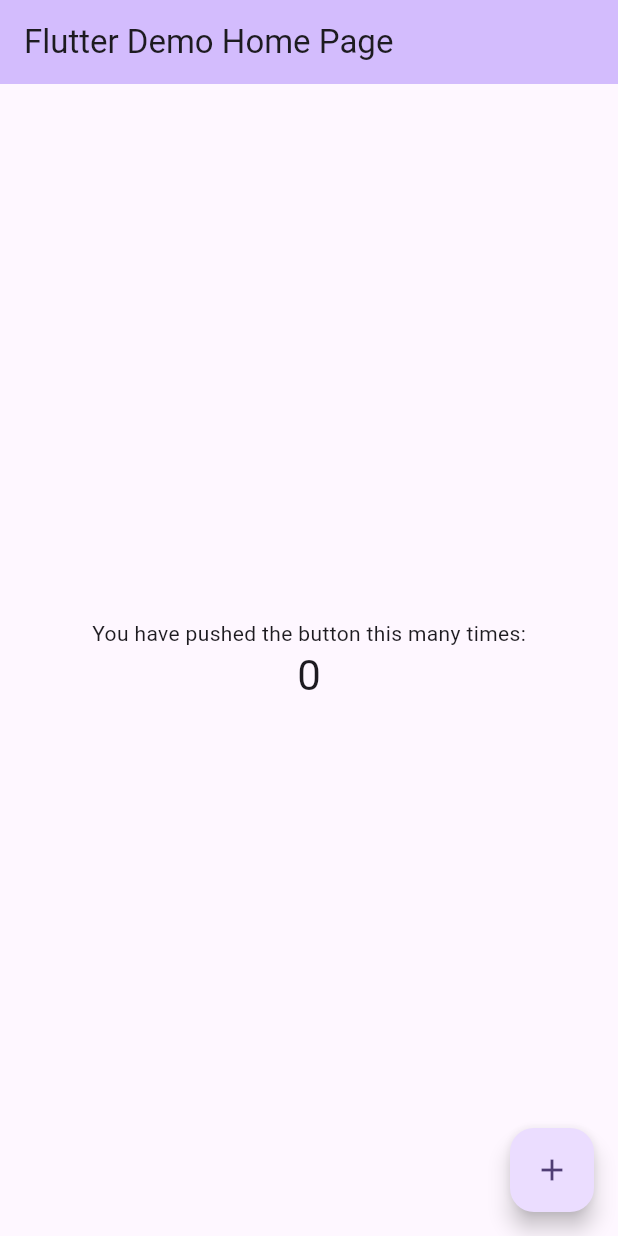
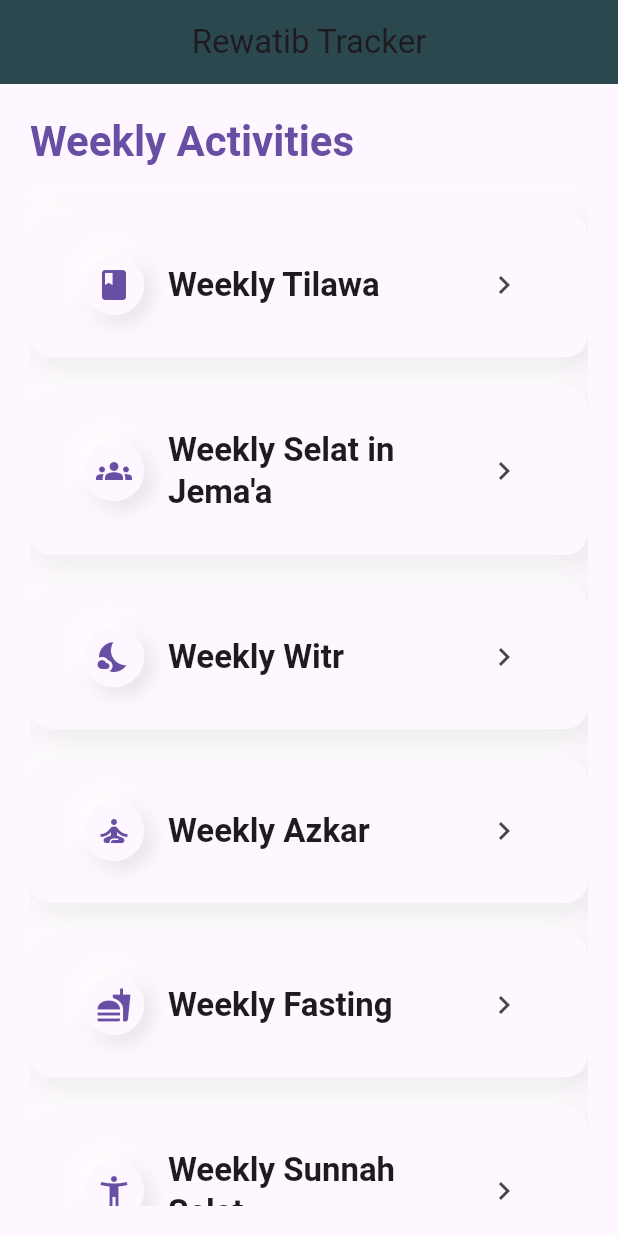
Before and after one commit to Khalid-212/ruwad_rewatib, a Flutter app: the screen it shows after launch, on a phone screen of 412 x 824 dp. Run offline on Flutter 3.47's test engine with Material 3 defaults, Android fonts, the light colour scheme and no system bars; our stand-ins replace firebase_core, go_router; accounts and stored records are empty.

Commit message:
home page | login page | signup page ui build

```diff
--- a/lib/main.dart
+++ b/lib/main.dart
@@ -1,125 +1,22 @@
 import 'package:flutter/material.dart';
+import 'package:provider/provider.dart';
+import 'package:ruwad_rewatib/providers/theme_provider.dart';
+import 'package:ruwad_rewatib/routes.dart';
 
 void main() {
-  runApp(const MyApp());
+  runApp(ChangeNotifierProvider(
+    create: (context) => ThemeProvider(),
+    child: const MurabiApp(),
+  ));
 }
 
-class MyApp extends StatelessWidget {
-  const MyApp({super.key});
+class MurabiApp extends StatelessWidget {
+  const MurabiApp({super.key});
 
-  // This widget is the root of your application.
   @override
   Widget build(BuildContext context) {
-    return MaterialApp(
-      title: 'Flutter Demo',
-      theme: ThemeData(
-        // This is the theme of your application.
-        //
-        // TRY THIS: Try running your application with "flutter run". You'll see
-        // the application has a purple toolbar. Then, without quitting the app,
-        // try changing the seedColor in the colorScheme below to Colors.green
-        // and then invoke "hot reload" (save your changes or press the "hot
-        // reload" button in a Flutter-supported IDE, or press "r" if you used
-        // the command line to start the app).
-        //
-        // Notice that the counter didn't reset back to zero; the application
-        // state is not lost during the reload. To reset the state, use hot
-        // restart instead.
-        //
-        // This works for code too, not just values: Most code changes can be
-        // tested with just a hot reload.
-        colorScheme: ColorScheme.fromSeed(seedColor: Colors.deepPurple),
-        useMaterial3: true,
-      ),
-      home: const MyHomePage(title: 'Flutter Demo Home Page'),
+    return MaterialApp.router(
+      routerConfig: router,
     );
   }
 }
-
-class MyHomePage extends StatefulWidget {
-  const MyHomePage({super.key, required this.title});
-
-  // This widget is the home page of your application. It is stateful, meaning
-  // that it has a State object (defined below) that contains fields that affect
-  // how it looks.
-
-  // This class is the configuration for the state. It holds the values (in this
-  // case the title) provided by the parent (in this case the App widget) and
-  // used by the build method of the State. Fields in a Widget subclass are
-  // always marked "final".
-
-  final String title;
-
-  @override
-  State<MyHomePage> createState() => _MyHomePageState();
-}
-
-class _MyHomePageState extends State<MyHomePage> {
-  int _counter = 0;
-
-  void _incrementCounter() {
-    setState(() {
-      // This call to setState tells the Flutter framework that something has
-      // changed in this State, which causes it to rerun the build method below
-      // so that the display can reflect the updated values. If we changed
-      // _counter without calling setState(), then the build method would not be
-      // called again, and so nothing would appear to happen.
-      _counter++;
-    });
-  }
-
-  @override
-  Widget build(BuildContext context) {
-    // This method is rerun every time setState is called, for instance as done
-    // by the _incrementCounter method above.
-    //
-    // The Flutter framework has been optimized to make rerunning build methods
-    // fast, so that you can just rebuild anything that needs updating rather
-    // than having to individually change instances of widgets.
-    return Scaffold(
-      appBar: AppBar(
-        // TRY THIS: Try changing the color here to a specific color (to
-        // Colors.amber, perhaps?) and trigger a hot reload to see the AppBar
-        // change color while the other colors stay the same.
-        backgroundColor: Theme.of(context).colorScheme.inversePrimary,
-        // Here we take the value from the MyHomePage object that was created by
-        // the App.build method, and use it to set our appbar title.
-        title: Text(widget.title),
-      ),
-      body: Center(
-        // Center is a layout widget. It takes a single child and positions it
-        // in the middle of the parent.
-        child: Column(
-          // Column is also a layout widget. It takes a list of children and
-          // arranges them vertically. By default, it sizes itself to fit its
-          // children horizontally, and tries to be as tall as its parent.
-          //
-          // Column has various properties to control how it sizes itself and
-          // how it positions its children. Here we use mainAxisAlignment to
-          // center the children vertically; the main axis here is the vertical
-          // axis because Columns are vertical (the cross axis would be
-          // horizontal).
-          //
-          // TRY THIS: Invoke "debug painting" (choose the "Toggle Debug Paint"
-          // action in the IDE, or press "p" in the console), to see the
-          // wireframe for each widget.
-          mainAxisAlignment: MainAxisAlignment.center,
-          children: <Widget>[
-            const Text(
-              'You have pushed the button this many times:',
-            ),
-            Text(
-              '$_counter',
-              style: Theme.of(context).textTheme.headlineMedium,
-            ),
-          ],
-        ),
-      ),
-      floatingActionButton: FloatingActionButton(
-        onPressed: _incrementCounter,
-        tooltip: 'Increment',
-        child: const Icon(Icons.add),
-      ), // This trailing comma makes auto-formatting nicer for build methods.
-    );
-  }
-}
--- /dev/null
+++ b/lib/routes.dart
@@ -0,0 +1,30 @@
+import 'package:flutter/material.dart';
+import 'package:go_router/go_router.dart';
+import 'package:ruwad_rewatib/screens/home_page.dart';
+import 'package:ruwad_rewatib/screens/login_page.dart';
+import 'package:ruwad_rewatib/screens/signup_page.dart';
+
+final GoRouter router = GoRouter(
+  routes: [
+    GoRoute(
+      path: '/',
+      builder: (context, state) => HomePage(),
+    ),
+    GoRoute(
+      path: '/signin',
+      builder: (context, state) => LoginPage(),
+    ),
+    GoRoute(
+      path: '/signup',
+      builder: (context, state) => SignUpPage(),
+    ),
+    // GoRoute(
+    //   path: '/admin',
+    //   builder: (context, state) => const AdminHomePage(),
+    // ),
+    // GoRoute(
+    //   path: '/events',
+    //   builder: (context, state) => const EventsScreen(),
+    // ),
+  ],
+);
--- /dev/null
+++ b/lib/screens/home_page.dart
@@ -0,0 +1,69 @@
+import 'package:flutter/material.dart';
+import 'package:ruwad_rewatib/widgets/core/NeumorphicActivityCard.dart';
+
+class HomePage extends StatelessWidget {
+  const HomePage({super.key});
+
+  @override
+  Widget build(BuildContext context) {
+    return Scaffold(
+      appBar: AppBar(
+        backgroundColor: const Color.fromARGB(255, 43, 72, 78),
+        title: const Text('Rewatib Tracker'),
+        centerTitle: true,
+      ),
+      body: Padding(
+        padding: const EdgeInsets.all(20.0),
+        child: ListView(
+          children: [
+            // Title
+            Text(
+              'Weekly Activities',
+              style: Theme.of(context).textTheme.headlineMedium?.copyWith(
+                    fontWeight: FontWeight.bold,
+                    color: Theme.of(context).primaryColor,
+                  ),
+            ),
+            const SizedBox(height: 20),
+            // Weekly Tilawa
+            NeumorphicActivityCard(
+              context,
+              title: 'Weekly Tilawa',
+              icon: Icons.book,
+            ),
+            // Weekly Selat in Jema'a
+            NeumorphicActivityCard(
+              context,
+              title: 'Weekly Selat in Jema\'a',
+              icon: Icons.groups,
+            ),
+            // Weekly Witr
+            NeumorphicActivityCard(
+              context,
+              title: 'Weekly Witr',
+              icon: Icons.nights_stay,
+            ),
+            // Weekly Azkar
+            NeumorphicActivityCard(
+              context,
+              title: 'Weekly Azkar',
+              icon: Icons.self_improvement,
+            ),
+            // Weekly Fasting
+            NeumorphicActivityCard(
+              context,
+              title: 'Weekly Fasting',
+              icon: Icons.fastfood,
+            ),
+            // Weekly Sunnah Selat
+            NeumorphicActivityCard(
+              context,
+              title: 'Weekly Sunnah Selat',
+              icon: Icons.accessibility_new,
+            ),
+          ],
+        ),
+      ),
+    );
+  }
+}
--- /dev/null
+++ b/lib/widgets/core/NeumorphicActivityCard.dart
@@ -0,0 +1,68 @@
+
+  import 'package:flutter/material.dart';
+
+Widget NeumorphicActivityCard(
+    BuildContext context, {
+    required String title,
+    required IconData icon,
+  }) {
+    return Container(
+      margin: const EdgeInsets.symmetric(vertical: 10),
+      padding: const EdgeInsets.all(20),
+      decoration: BoxDecoration(
+        color: Theme.of(context).colorScheme.surface,
+        borderRadius: BorderRadius.circular(15),
+        boxShadow: [
+          BoxShadow(
+            color: Colors.grey.shade300,
+            offset: const Offset(4, 4),
+            blurRadius: 15,
+            spreadRadius: 1,
+          ),
+          const BoxShadow(
+            color: Colors.white,
+            offset: Offset(-4, -4),
+            blurRadius: 15,
+            spreadRadius: 1,
+          ),
+        ],
+      ),
+      child: ListTile(
+        leading: Container(
+          decoration: BoxDecoration(
+            shape: BoxShape.circle,
+            color: Theme.of(context).colorScheme.surface,
+            boxShadow: [
+              BoxShadow(
+                color: Colors.grey.shade300,
+                offset: const Offset(4, 4),
+                blurRadius: 10,
+                spreadRadius: 1,
+              ),
+              const BoxShadow(
+                color: Colors.white,
+                offset: Offset(-4, -4),
+                blurRadius: 10,
+                spreadRadius: 1,
+              ),
+            ],
+          ),
+          child: CircleAvatar(
+            backgroundColor: Theme.of(context).colorScheme.surface,
+            child: Icon(icon, color: Theme.of(context).primaryColor),
+          ),
+        ),
+        title: Text(
+          title,
+          style: Theme.of(context).textTheme.titleLarge?.copyWith(
+                fontWeight: FontWeight.bold,
+                color: Theme.of(context).colorScheme.onSurface,
+              ),
+        ),
+        trailing: const Icon(Icons.chevron_right),
+        onTap: () {
+          // Handle navigation to detailed tracking page
+        },
+      ),
+    );
+  }
```
Also changed, not shown: lib/providers/theme_provider.dart (added, +12 -0 lines), lib/screens/login_page.dart (added, +117 -0 lines), lib/screens/signup_page.dart (added, +137 -0 lines), lib/themes/light_mode.dart (added, +16 -0 lines), lib/widgets/core/NeumorphicTextField.dart (added, +40 -0 lines), pubspec.yaml (+6 -44 lines), assets/logo.png (added), firebase.json (added), lib/firebase_options.dart (added), lib/themes/theme.dart (added), pubspec.lock, 18 other files.
